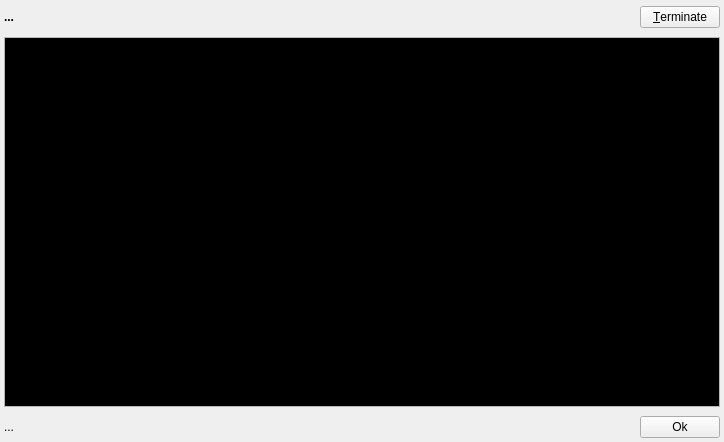
hkarel/qgit, file src/console.ui: the form before one commit.
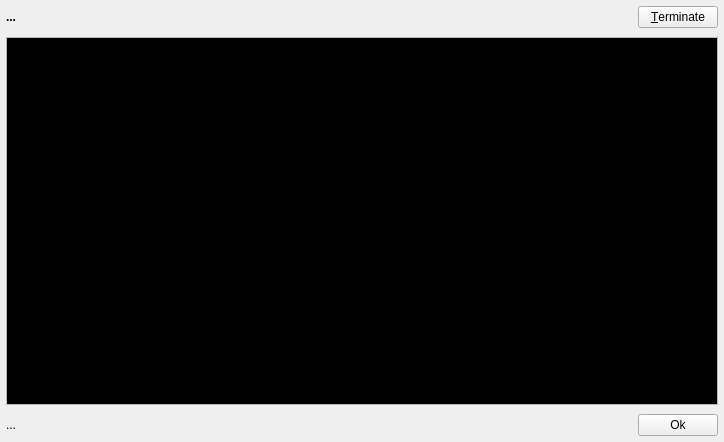
The form after the commit. Icons and pictures are not drawn.

Commit message: Increase console-ui borders

```diff
--- a/src/console.ui
+++ b/src/console.ui
@@ -23,16 +23,16 @@
      <number>9</number>
     </property>
     <property name="leftMargin">
-     <number>4</number>
+     <number>6</number>
     </property>
     <property name="topMargin">
      <number>6</number>
     </property>
     <property name="rightMargin">
-     <number>4</number>
+     <number>6</number>
     </property>
     <property name="bottomMargin">
-     <number>4</number>
+     <number>6</number>
     </property>
     <item>
      <layout class="QHBoxLayout">
```
